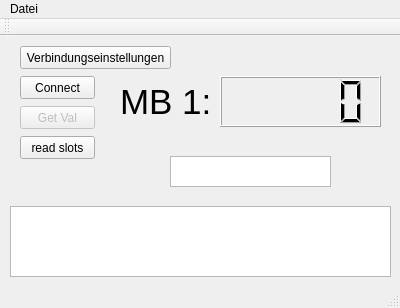
Before: the Qt Designer form mainwindow.ui in darkmattercoder/plcanalyzer, drawn with Qt 5.
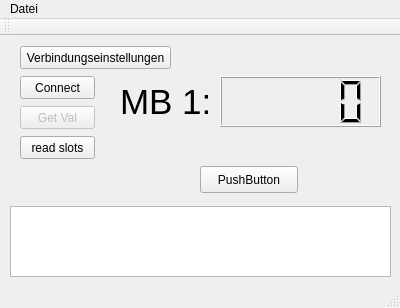
After: the same form once the commit is applied.

Diff of the .ui file:
```diff
--- a/mainwindow.ui
+++ b/mainwindow.ui
@@ -133,15 +133,18 @@
      <string>read slots</string>
     </property>
    </widget>
-   <widget class="QTextEdit" name="debugText">
+   <widget class="QPushButton" name="pushButton">
     <property name="geometry">
      <rect>
-      <x>170</x>
-      <y>120</y>
-      <width>161</width>
-      <height>31</height>
+      <x>200</x>
+      <y>130</y>
+      <width>98</width>
+      <height>27</height>
      </rect>
     </property>
+    <property name="text">
+     <string>PushButton</string>
+    </property>
    </widget>
   </widget>
   <widget class="QMenuBar" name="menuBar">
```
